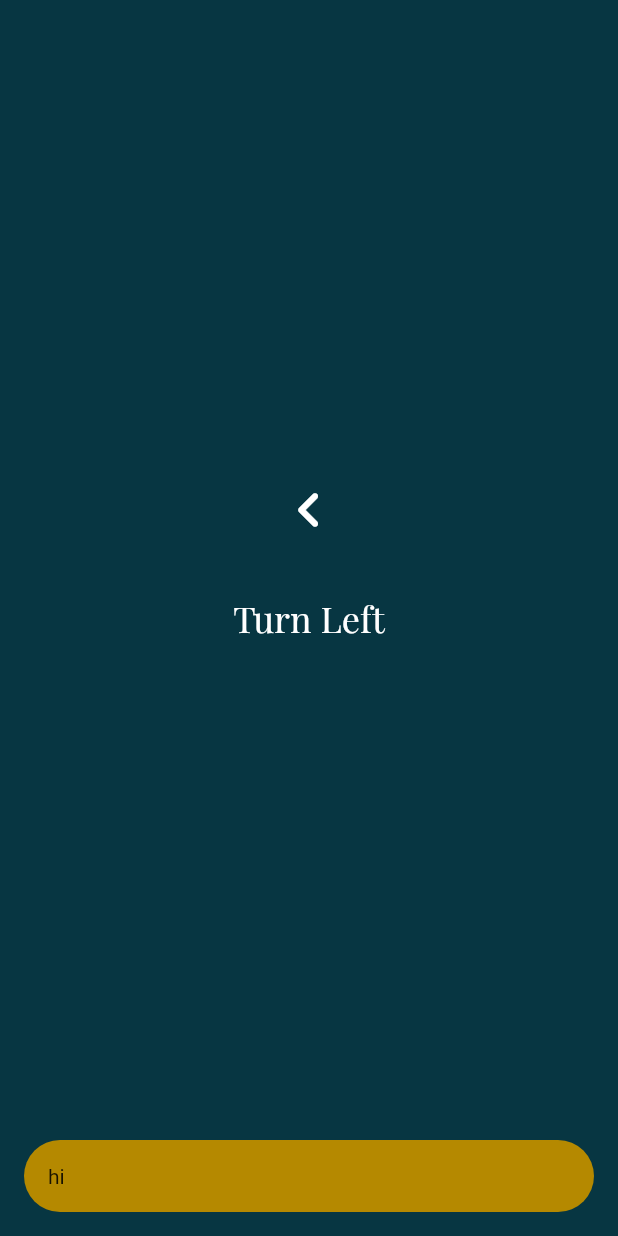
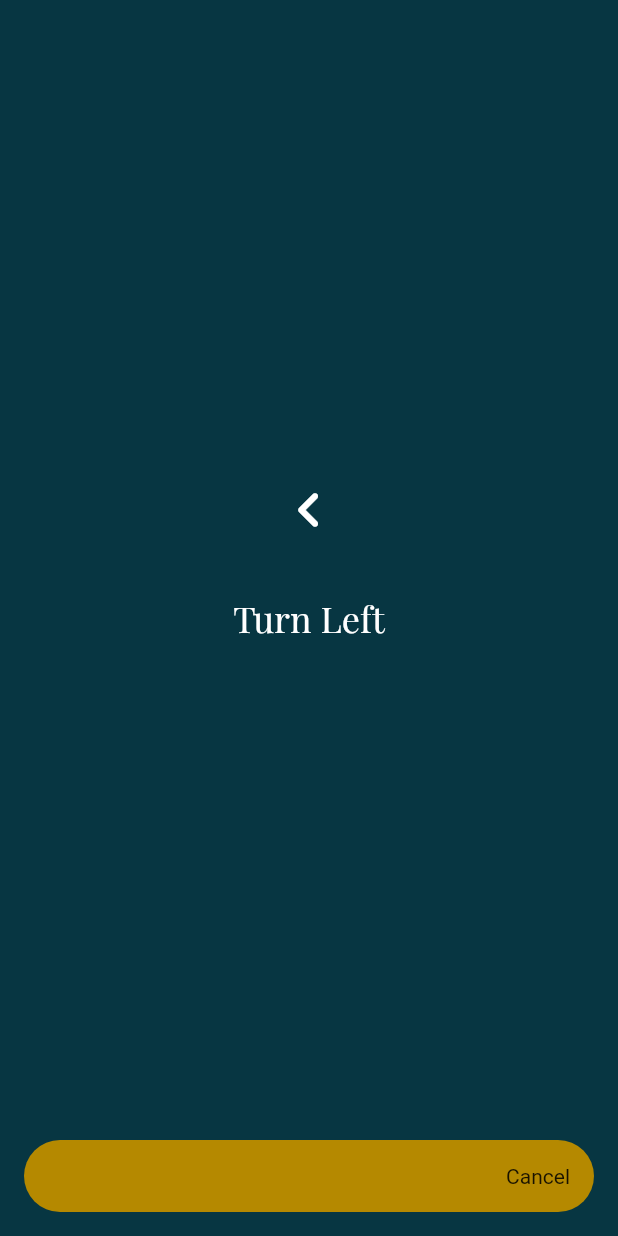
Before and after one commit to emem365/beta01_SillyConArtists, a Flutter app: the Navigation screen opened by its route, on a phone screen of 412 x 824 dp. Run offline on Flutter 3.47's test engine with Material 2 defaults, Android fonts, the phone set to English and light mode, and no system bars; our stand-ins replace auto_route, bloc, built_collection, built_value, chopper, dartz and 5 more; missing offline and left inert: polyline, sms_maintained; generated files the repository leaves out were written again.

Commit message:
Implement bloc logic of Navigation and Integrate it into UI

```diff
--- a/raahi/lib/application/navigation/navigation_event.dart
+++ b/raahi/lib/application/navigation/navigation_event.dart
@@ -2,7 +2,7 @@ part of 'navigation_bloc.dart';
 
 @freezed
 abstract class NavigationEvent with _$NavigationEvent {
-  const factory NavigationEvent.start() = _Start;
+  const factory NavigationEvent.start({@required QueryResultObject resultObject}) = _Start;
   const factory NavigationEvent.nextInstruction() = _NextInstruction;
   const factory NavigationEvent.stop() = _Stop;
 }
--- a/raahi/lib/application/navigation/navigation_state.dart
+++ b/raahi/lib/application/navigation/navigation_state.dart
@@ -4,13 +4,17 @@ part of 'navigation_bloc.dart';
 abstract class NavigationState with _$NavigationState {
   const factory NavigationState({
     @required bool isLoading,
+    @required Option<QueryResultObject> resultObjectOption,
     @required Option<NavigationInstruction> instructionOption,
     @required bool finished,
+    @required bool stopped,
   }) = _NavigationState;
 
   factory NavigationState.initial() => _NavigationState(
         isLoading: true,
+        resultObjectOption: none(),
         instructionOption: none(),
         finished: false,
+        stopped: false,
       );
 }
--- a/raahi/lib/presentation/home/widgets/search_results.dart
+++ b/raahi/lib/presentation/home/widgets/search_results.dart
@@ -21,7 +21,7 @@ class SearchResults extends StatelessWidget {
               itemCount: resultObjects.length,
               itemBuilder: (context, index) => SearchTile(
                 title: resultObjects[index].name.getOrCrash(),
-                distance: '${resultObjects[index].distance} m.',
+                distance: resultObjects[index].cityName,
               ),
             ),
           ),
--- a/raahi/lib/presentation/navigation/navigation.dart
+++ b/raahi/lib/presentation/navigation/navigation.dart
@@ -1,9 +1,15 @@
 import 'package:flutter/material.dart';
+import 'package:flutter_bloc/flutter_bloc.dart';
+import 'package:raahi/application/navigation/navigation_bloc.dart';
+import 'package:raahi/injection.dart';
 
 class Navigation extends StatelessWidget {
   @override
   Widget build(BuildContext context) {
-    return Scaffold(
+    return BlocProvider(
+      create: (context) => getIt<NavigationBloc>(),
+      child: BlocBuilder<NavigationBloc, NavigationState>(
+        builder: (context, state) => Scaffold(
           backgroundColor: const Color(0xff073642),
           body: Padding(
             padding: const EdgeInsets.all(24.0),
@@ -34,13 +40,32 @@ class Navigation extends StatelessWidget {
             padding: const EdgeInsets.all(16.0),
             child: Container(
                 decoration: BoxDecoration(
-            color: Color(0xffb58900),
+                  color: const Color(0xffb58900),
                   borderRadius: BorderRadius.circular(24.0),
                 ),
                 child: Padding(
                   padding: const EdgeInsets.all(16.0),
-            child: Text('hi'),
+                  child: Row(
+                    mainAxisAlignment: MainAxisAlignment.spaceBetween,
+                    children: [
+                      Expanded(
+                        child: Text(
+                          state.resultObjectOption.fold(
+                            () => '',
+                            (resultObject) => resultObject.name.getOrCrash(),
+                          ),
+                        ),
+                      ),
+                      GestureDetector(
+                        onTap: () => context.bloc<NavigationBloc>().add(
+                              const NavigationEvent.stop(),
+                            ),
+                        child: const Text('Cancel'),
                       )
+                    ],
+                  ),
+                )),
+          ),
         ),
       ),
     );
```
Also changed, not shown: raahi/lib/application/navigation/navigation_bloc.dart (+22 -7 lines), raahi/lib/presentation/home/widgets/search_bar.dart (+22 -5 lines), raahi/lib/application/navigation/navigation_bloc.freezed.dart, raahi/lib/injection.config.dart, raahi/pubspec.lock. Lines whose indentation alone changed are shown as unchanged.
